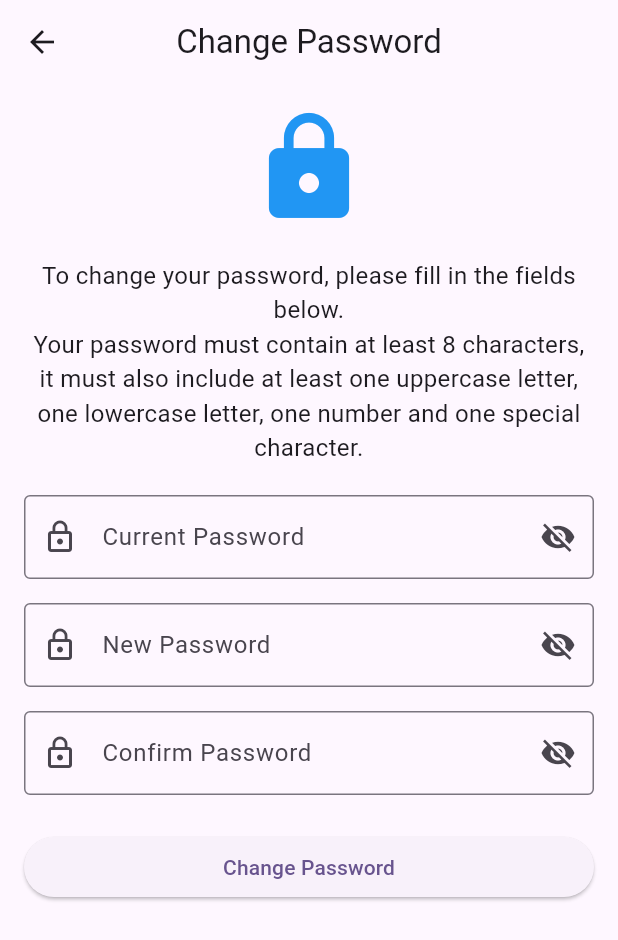
After one commit to oumayma-tray/pfe, a Flutter app: the SecurityPrivacyPage screen opened directly, after a tap on "Change Password", on a phone screen of 412 x 824 dp. The commit adds this screen. Shown: the top 940 px of the screen. Run offline on Flutter 3.47's test engine with Material 3 defaults, Android fonts, the phone set to English and light mode, and no system bars; our stand-ins replace audioplayers, camera, email_validator, file_picker, google_fonts, image_picker and 2 more; missing offline and left inert: flutter_sound.

Commit message:
add changePasswordPage

```diff
--- /dev/null
+++ b/front_end/mobile_app/lib/Security Privacy/ChangePasswordPage .dart
@@ -0,0 +1,70 @@
+import 'package:flutter/material.dart';
+
+class ChangePasswordPage extends StatelessWidget {
+  @override
+  Widget build(BuildContext context) {
+    return Scaffold(
+      appBar: AppBar(
+        title: Text('Change Password'),
+        centerTitle: true,
+      ),
+      body: Padding(
+        padding: const EdgeInsets.all(16.0),
+        child: Column(
+          crossAxisAlignment: CrossAxisAlignment.stretch,
+          children: [
+            Icon(Icons.lock, size: 80, color: Colors.blue),
+            SizedBox(height: 20),
+            Text(
+              'To change your password, please fill in the fields below.',
+              style: TextStyle(fontSize: 16),
+              textAlign: TextAlign.center,
+            ),
+            Text(
+              'Your password must contain at least 8 characters, it must also include at least one uppercase letter, one lowercase letter, one number and one special character.',
+              style: TextStyle(fontSize: 16),
+              textAlign: TextAlign.center,
+            ),
+            SizedBox(height: 20),
+            TextFormField(
+              obscureText: true,
+              decoration: InputDecoration(
+                labelText: 'Current Password',
+                prefixIcon: Icon(Icons.lock_outline),
+                suffixIcon: Icon(Icons.visibility_off),
+                border: OutlineInputBorder(),
+              ),
+            ),
+            SizedBox(height: 16),
+            TextFormField(
+              obscureText: true,
+              decoration: InputDecoration(
+                labelText: 'New Password',
+                prefixIcon: Icon(Icons.lock_outline),
+                suffixIcon: Icon(Icons.visibility_off),
+                border: OutlineInputBorder(),
+              ),
+            ),
+            SizedBox(height: 16),
+            TextFormField(
+              obscureText: true,
+              decoration: InputDecoration(
+                labelText: 'Confirm Password',
+                prefixIcon: Icon(Icons.lock_outline),
+                suffixIcon: Icon(Icons.visibility_off),
+                border: OutlineInputBorder(),
+              ),
+            ),
+            SizedBox(height: 24),
+            ElevatedButton(
+              onPressed: () {
+                // Implement change password logic
+              },
+              child: Text('Change Password'),
+            ),
+          ],
+        ),
+      ),
+    );
+  }
+}
--- a/front_end/mobile_app/lib/Security Privacy/SecurityPrivacyPage.dart
+++ b/front_end/mobile_app/lib/Security Privacy/SecurityPrivacyPage.dart
@@ -1,4 +1,5 @@
 import 'package:flutter/material.dart';
+import 'package:mobile_app/Security%20Privacy/ChangePasswordPage%20.dart';
 
 class SecurityPrivacyPage extends StatelessWidget {
   @override
@@ -38,6 +39,13 @@ class SecurityPrivacyPage extends StatelessWidget {
                   title: Text('Change Password'),
                   subtitle: Text('Last updated: 2 months 20 days ago'),
                   trailing: Icon(Icons.arrow_forward_ios),
+                  onTap: () {
+                    // Use Navigator to push ChangePasswordPage onto the stack
+                    Navigator.of(context).push(
+                      MaterialPageRoute(
+                          builder: (context) => ChangePasswordPage()),
+                    );
+                  },
                 ),
                 ListTile(
                   leading: Icon(Icons.phonelink_lock),
```
